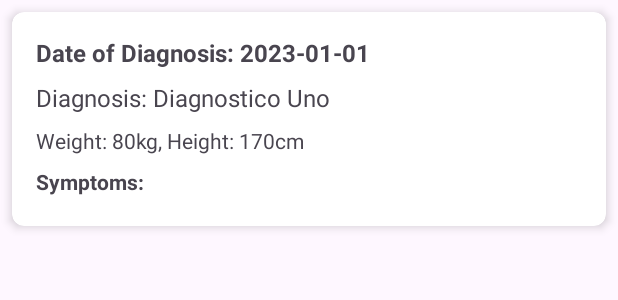
After one commit to LisLeoMeraC/MediProVisionProyect, an Android app: the layout item_diagnosis.xml on its own in the app's theme, with its tools: preview values and no code run, on a phone screen of 412 x 824 dp. The commit adds this screen. Shown: the top 300 px of the screen. Run offline under Robolectric (Android 15) with nearby library versions, the phone set to English and light mode, and no system bars.

Commit message:
add Funcionalidades

```diff
--- a/app/src/main/AndroidManifest.xml
+++ b/app/src/main/AndroidManifest.xml
@@ -1,6 +1,7 @@
 <?xml version="1.0" encoding="utf-8"?>
 <manifest xmlns:android="http://schemas.android.com/apk/res/android"
     xmlns:tools="http://schemas.android.com/tools">
+
     <uses-permission android:name="android.permission.INTERNET" />
 
     <application
@@ -13,6 +14,9 @@
         android:supportsRtl="true"
         android:theme="@style/Theme.MediProVision"
         tools:targetApi="31">
+        <activity
+            android:name=".diagnosticoPatient"
+            android:exported="false" />
         <activity
             android:name=".SymptomsRegister"
             android:exported="false" />
--- a/app/src/main/java/com/example/mediprovision/Adapter/SymptomAdapter.java
+++ b/app/src/main/java/com/example/mediprovision/Adapter/SymptomAdapter.java
@@ -42,7 +42,7 @@ public class SymptomAdapter extends RecyclerView.Adapter<SymptomAdapter.SymptomV
         holder.symptomNameEditText.addTextChangedListener(new TextWatcher() {
             @Override
             public void beforeTextChanged(CharSequence s, int start, int count, int after) {
-                // Empty on purpose
+
             }
 
             @Override
--- a/app/src/main/java/com/example/mediprovision/ApiService.java
+++ b/app/src/main/java/com/example/mediprovision/Models/ApiService.java
@@ -1,4 +1,4 @@
-package com.example.mediprovision;
+package com.example.mediprovision.Models;
 
 import com.example.mediprovision.Models.SymptomRequestBody;
 
--- a/app/src/main/java/com/example/mediprovision/OnSymptomListener.java
+++ b/app/src/main/java/com/example/mediprovision/Models/OnSymptomListener.java
@@ -1,4 +1,4 @@
-package com.example.mediprovision;
+package com.example.mediprovision.Models;
 
 public interface OnSymptomListener {
     void onSymptomNameChanged(int position, String newName);
--- /dev/null
+++ b/app/src/main/java/com/example/mediprovision/Models/PostRequestCallback.java
@@ -0,0 +1,5 @@
+package com.example.mediprovision.Models;
+
+public interface PostRequestCallback {
+    void onPostRequestCompleted();
+}
--- /dev/null
+++ b/app/src/main/res/layout/item_diagnosis.xml
@@ -0,0 +1,64 @@
+<androidx.cardview.widget.CardView
+    xmlns:android="http://schemas.android.com/apk/res/android"
+    xmlns:app="http://schemas.android.com/apk/res-auto"
+    android:layout_width="match_parent"
+    android:layout_height="wrap_content"
+    android:layout_margin="8dp"
+    app:cardElevation="4dp"
+    app:cardCornerRadius="8dp">
+
+    <LinearLayout
+        android:layout_width="match_parent"
+        android:layout_height="wrap_content"
+        android:orientation="vertical"
+        android:padding="16dp">
+
+
+        <TextView
+            android:id="@+id/dateDiagnosisTextView"
+            android:layout_width="wrap_content"
+            android:layout_height="wrap_content"
+            android:text="Date of Diagnosis: 2023-01-01"
+            android:textStyle="bold"
+            android:textSize="16sp"
+            android:layout_marginBottom="8dp"/>
+
+
+        <TextView
+            android:id="@+id/diagnosisTextView"
+            android:layout_width="wrap_content"
+            android:layout_height="wrap_content"
+            android:text="Diagnosis: Diagnostico Uno"
+            android:textSize="16sp"
+            android:layout_marginBottom="8dp"/>
+
+
+        <TextView
+            android:id="@+id/weightHeightTextView"
+            android:layout_width="wrap_content"
+            android:layout_height="wrap_content"
+            android:text="Weight: 80kg, Height: 170cm"
+            android:textSize="14sp"
+            android:layout_marginBottom="8dp"/>
+
+
+        <TextView
+            android:id="@+id/symptomsTitleTextView"
+            android:layout_width="wrap_content"
+            android:layout_height="wrap_content"
+            android:text="Symptoms:"
+            android:textStyle="bold"
+            android:textSize="14sp"
+            android:layout_marginBottom="4dp"/>
+
+
+        <LinearLayout
+            android:id="@+id/symptomsListContainer"
+            android:layout_width="match_parent"
+            android:layout_height="wrap_content"
+            android:orientation="vertical">
+
+        </LinearLayout>
+
+    </LinearLayout>
+</androidx.cardview.widget.CardView>
```
Also changed, not shown: app/src/main/java/com/example/mediprovision/Adapter/DiagnosticsAdapter.java (added, +79 -0 lines), app/src/main/java/com/example/mediprovision/Adapter/PatientAdapter.java (added, +68 -0 lines), app/src/main/java/com/example/mediprovision/Diagnostic.java (+78 -5 lines), app/src/main/java/com/example/mediprovision/Models/Diagnosis.java (added, +81 -0 lines), app/src/main/java/com/example/mediprovision/Models/Patient.java (added, +50 -0 lines), app/src/main/java/com/example/mediprovision/Models/PatientData.java (added, +27 -0 lines), app/src/main/java/com/example/mediprovision/Models/Symptom.java (+9 -0 lines), app/src/main/java/com/example/mediprovision/SymptomsRegister.java (+39 -51 lines), app/src/main/java/com/example/mediprovision/diagnosticoPatient.java (added, +86 -0 lines), app/src/main/res/layout/activity_diagnostico_patient.xml (added, +18 -0 lines), app/src/main/res/layout/patient_item.xml (added, +51 -0 lines), app/src/main/res/drawable/paciente.png (added).
